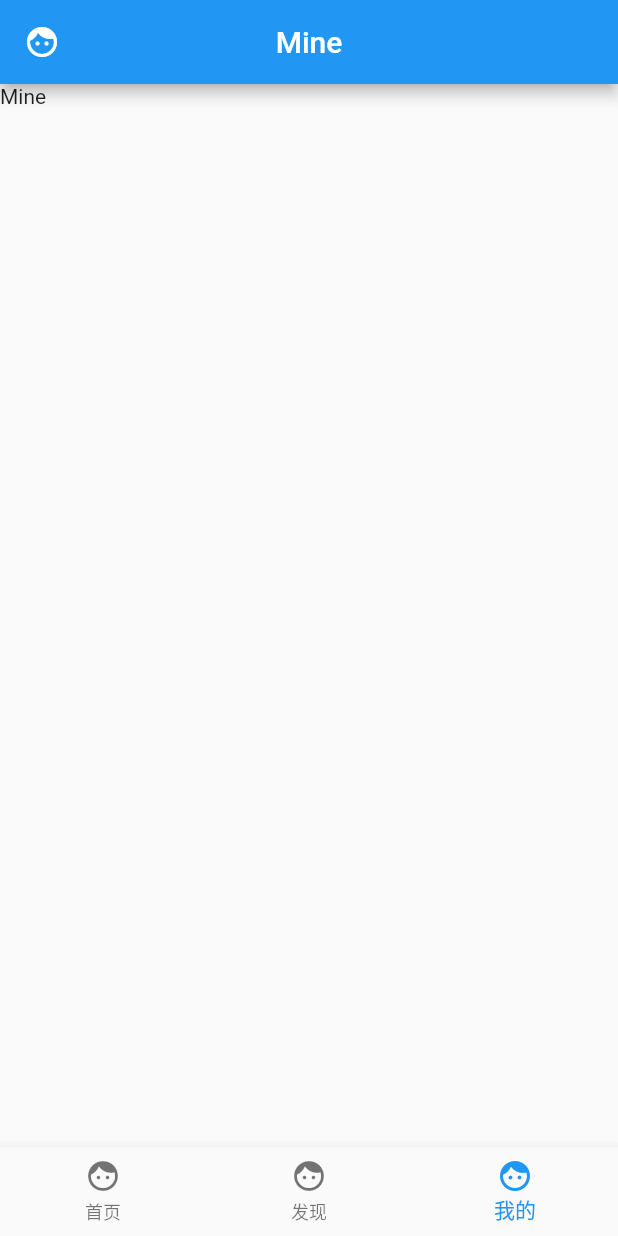
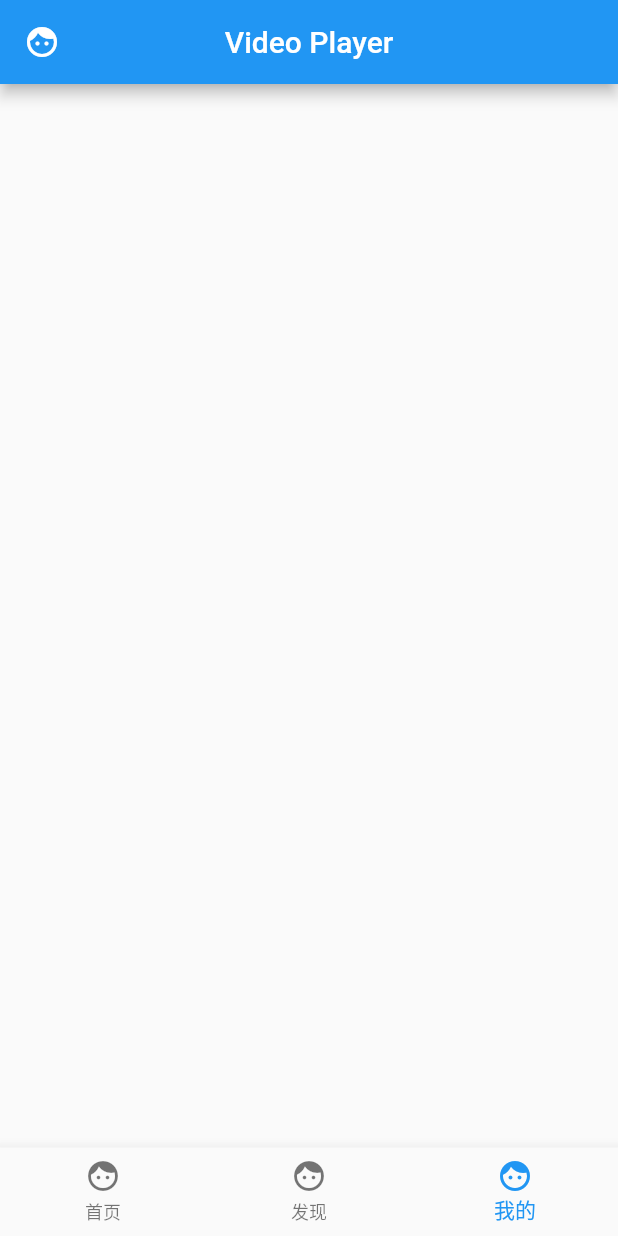
Before and after one commit to vpjacob/Flutter_Release_v1.0, a Flutter app: the screen it shows after launch, item 3 of the bottom bar chosen, on a phone screen of 412 x 824 dp. Run offline on Flutter 3.47's test engine with Material 2 defaults, Android fonts, the phone set to English and light mode, and no system bars; our stand-ins replace dio.

Commit message:
video add failed

```diff
--- a/lib/mine.dart
+++ b/lib/mine.dart
@@ -1,4 +1,5 @@
 import 'package:flutter/material.dart';
+//import 'package:video_player/video_player.dart';
 
 class Mine extends StatefulWidget {
   @override
@@ -6,21 +7,56 @@ class Mine extends StatefulWidget {
 }
 
 class MineState extends State<Mine> with SingleTickerProviderStateMixin {
+//  VideoPlayerController _controller;
+//  bool _isPlaying = false;
+
+//  @override
+//  void initState() {
+//    super.initState();
+//    _controller = VideoPlayerController.network(
+//        'http://static.smartisanos.cn/common/video/proud-farmer.mp4');
+//
+//    _controller.addListener(() {
+//      final bool isPlaying = _controller.value.isPlaying;
+//      if (isPlaying != _isPlaying) {
+//        setState(() {
+//          _isPlaying = isPlaying;
+//        });
+//      }
+//    });
+//
+//    _controller.initialize().then((_) {
+//      setState(() {});
+//    });
+//  }
+
   @override
   Widget build(BuildContext context) {
     return MaterialApp(
-      title: 'Flutter Demo',
+      title: 'Video Player',
       theme: ThemeData(
         primarySwatch: Colors.blue,
       ),
       home: new Scaffold(
         appBar: new AppBar(
-          title: new Text("Mine"),
+          title: new Text("Video Player"),
           centerTitle: true, // 是否让title居中
           leading: new Icon(Icons.face),
           automaticallyImplyLeading: true,
         ),
-        body: new Text('Mine'),
+//        body: Center(
+//            child: _controller.value.initialized
+//                ? AspectRatio(
+//                    aspectRatio: _controller.value.aspectRatio,
+//                    child: VideoPlayer(_controller),
+//                  )
+//                : Container()),
+//        floatingActionButton: FloatingActionButton(
+//          onPressed: _controller.value.isPlaying
+//              ? _controller.pause
+//              : _controller.play,
+//          child: Icon(_controller.value.isPlaying?Icons.pause:Icons.play_arrow),
+//        ),
       ),
     );
   }
--- a/pubspec.yaml
+++ b/pubspec.yaml
@@ -20,6 +20,9 @@ dependencies:
   # Use with the CupertinoIcons class for iOS style icons.
   cupertino_icons: ^0.1.2
   dio: ^1.0.11
+#  video_player: ^0.8.0
+
+
 dev_dependencies:
   flutter_test:
     sdk: flutter
```
Also changed, not shown: 5 other files.
